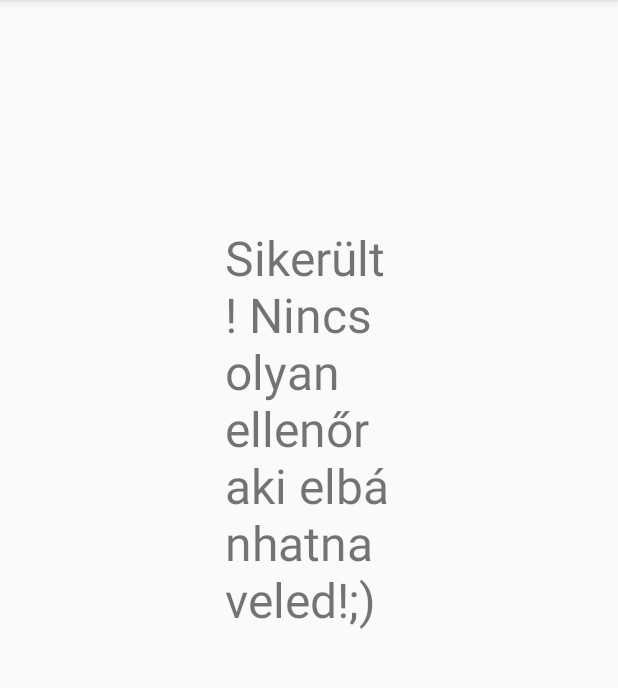
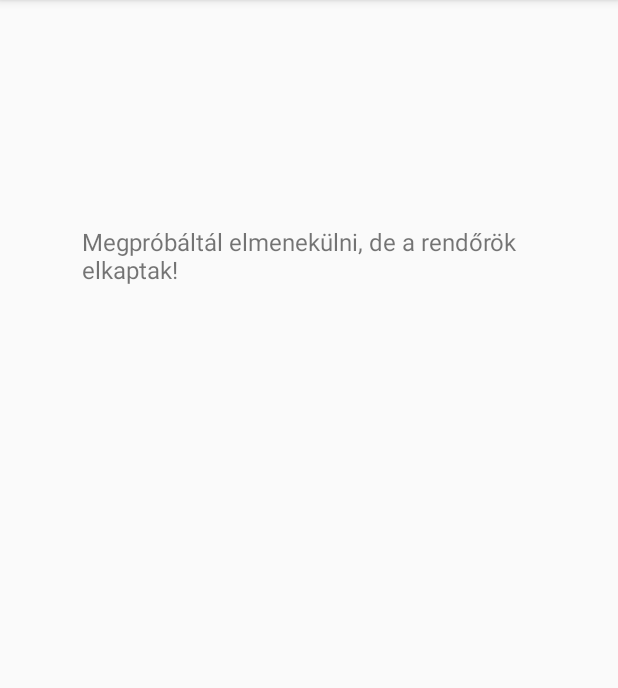
Before and after one commit to Kikikan/BudapestQuest, an Android app: the LepesAct screen opened directly, with no data from a screen before it, on a phone screen of 412 x 824 dp, the part 84-772 px from its top. Run offline under Robolectric (Android 15) with nearby library versions, the phone set to English and light mode, and no system bars.

Commit message:
bliccelés v1.1

```diff
--- a/app/src/main/java/com/example/budapestquest/ActionCards/HarcAct.java
+++ b/app/src/main/java/com/example/budapestquest/ActionCards/HarcAct.java
@@ -35,8 +35,8 @@ public class HarcAct extends AppCompatActivity {
         super.onCreate(savedInstanceState);
         setContentView(R.layout.activity_harc);
 
-        nyertes = findViewById(R.id.nyertesIndikator);
-        vesztes = findViewById(R.id.vesztesIndikator);
+        //nyertes = findViewById(R.id.nyertesIndikator);
+        //vesztes = findViewById(R.id.vesztesIndikator);
         qrkod = findViewById(R.id.qrView2);
 
         if((enemy = Karakter.Deserialize(getIntent().getStringExtra("ENEMY"))) == null) {
--- a/app/src/main/java/com/example/budapestquest/ActionCards/LepesAct.java
+++ b/app/src/main/java/com/example/budapestquest/ActionCards/LepesAct.java
@@ -3,6 +3,7 @@ package com.example.budapestquest.ActionCards;
 import androidx.appcompat.app.AppCompatActivity;
 
 import com.example.budapestquest.GameController;
+import com.example.budapestquest.Karakterek.Karakter;
 import com.example.budapestquest.R;
 
 import android.os.Bundle;
@@ -21,14 +22,14 @@ public class LepesAct extends AppCompatActivity {
         switch (getIntent().getIntExtra("LEPES", 0)){
             case 0:
                 Toast.makeText(getApplicationContext(), "Bliccelés.", Toast.LENGTH_LONG).show();
-                if(GameController.En.lepes(false)){
-                    //SIKERES BLITZ
-                    blicc.setText("Sikerült! Nincs olyan ellenőr aki elbánhatna veled!;)");
-                }
-                else
-                {
-                    //SIKERTELEN BLITZ
-                    blicc.setText("Megpróbáltál elmenekülni, de a rendőrök elkaptak! ");
+                if(GameController.En.lepes(false)) {
+                    if (GameController.En.elkaptakBlicceles()) {
+                        //SIKERES BLITZ
+                        blicc.setText("Sikerült! Nincs olyan ellenőr aki elbánhatna veled!;)");
+                    } else {
+                        //SIKERTELEN BLITZ
+                        blicc.setText("Megpróbáltál elmenekülni, de a rendőrök elkaptak! ");
+                    }
                 }
                 break;
             case 1:
--- a/app/src/main/res/layout/activity_lepes.xml
+++ b/app/src/main/res/layout/activity_lepes.xml
@@ -13,10 +13,10 @@
 
         <TextView
             android:id="@+id/bliccsiker"
-            android:layout_width="match_parent"
-            android:layout_height="wrap_content"
-            android:textSize="32dp"
+            android:layout_width="302dp"
+            android:layout_height="421dp"
             android:layout_gravity="center"
-            android:layout_margin="150dp"/>
+            android:layout_margin="150dp"
+            android:textSize="16dp" />
     </LinearLayout>
 </androidx.constraintlayout.widget.ConstraintLayout>
```
